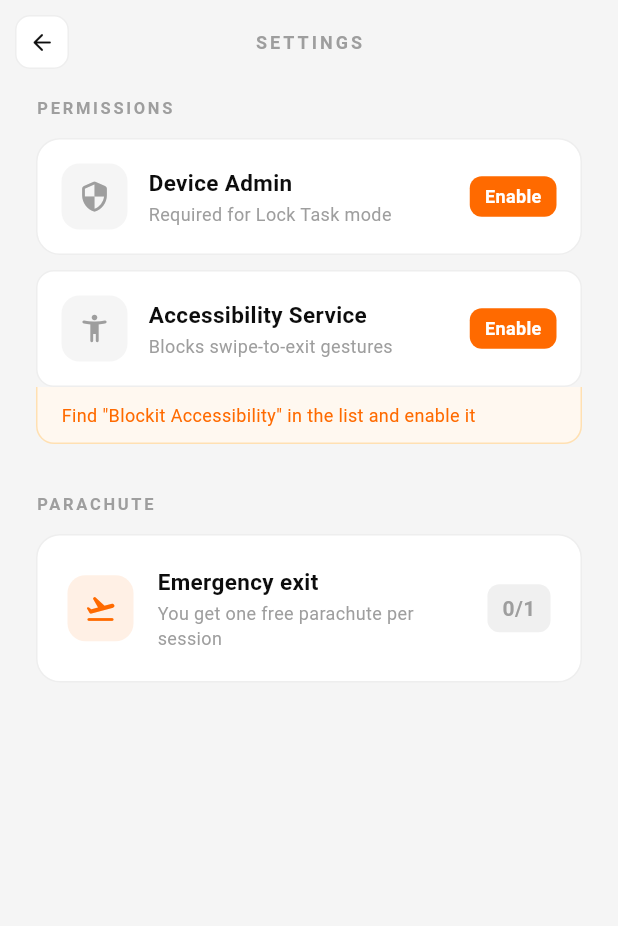
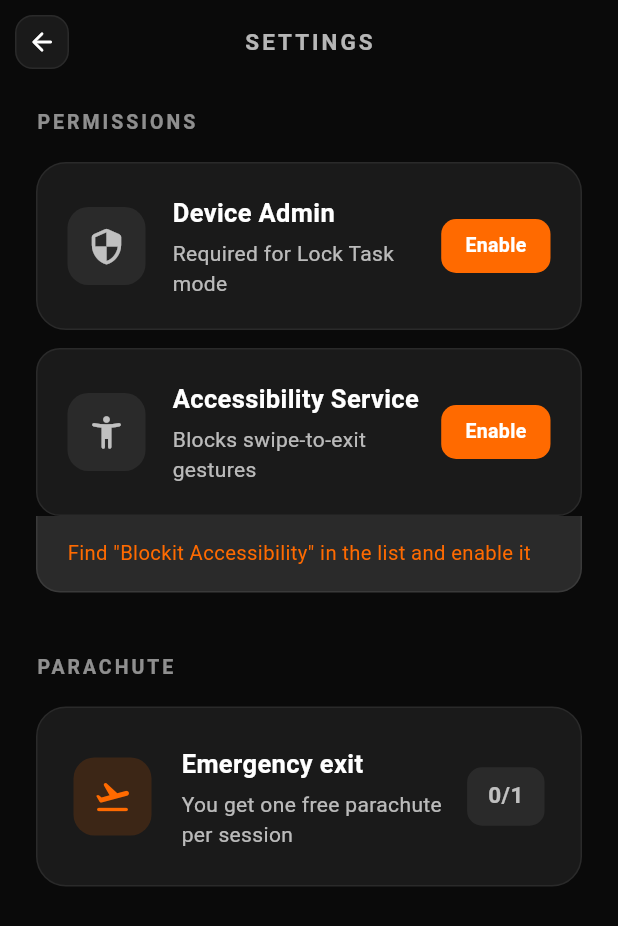
Before and after one commit to Guru-raghav3245/blockit_clone, a Flutter app: the SettingsScreen screen opened directly, on a phone screen of 412 x 824 dp. Shown: the top 926 px of the screen. Run offline on Flutter 3.47's test engine with Material 3 defaults, Android fonts, the phone set to English and light mode, and no system bars; our stand-ins replace shared_preferences, vibration; accounts and stored records are empty.

Commit message:
feat: implement dark theme and enhance UI consistency
- Switched app theme from light to dark mode with updated color scheme
- Enhanced UI consistency across all screens with improved spacing, typography, and visual elements
-

```diff
--- a/lib/app.dart
+++ b/lib/app.dart
@@ -18,8 +18,8 @@ class BlockitApp extends StatelessWidget {
       child: MaterialApp(
         title: 'blockit',
         debugShowCheckedModeBanner: false,
-        theme: AppTheme.lightTheme,
-        home:  HomeScreen(),
+        theme: AppTheme.darkTheme,
+        home: const HomeScreen(),
       ),
     );
   }
--- a/lib/core/theme/app_theme.dart
+++ b/lib/core/theme/app_theme.dart
@@ -3,54 +3,59 @@ import 'package:flutter/services.dart';
 import '../constants/app_constants.dart';
 
 class AppTheme {
-  static ThemeData lightTheme = ThemeData(
+  static ThemeData darkTheme = ThemeData(
     useMaterial3: true,
+    brightness: Brightness.dark,
     colorScheme: ColorScheme.fromSeed(
       seedColor: AppConstants.primaryOrange,
-      brightness: Brightness.light,
+      brightness: Brightness.dark,
       primary: AppConstants.primaryOrange,
-      surface: Colors.white,
-      background: AppConstants.backgroundColor,
+      surface: const Color(0xFF121212),
+      background: const Color(0xFF0A0A0A),
+      onBackground: Colors.white,
     ),
-    scaffoldBackgroundColor: AppConstants.backgroundColor,
+    scaffoldBackgroundColor: const Color(0xFF0A0A0A),
     appBarTheme: const AppBarTheme(
-      backgroundColor: AppConstants.backgroundColor,
-      foregroundColor: AppConstants.textPrimary,
+      backgroundColor: Color(0xFF0A0A0A),
+      foregroundColor: Colors.white,
       elevation: 0,
       scrolledUnderElevation: 0,
-      centerTitle: false,
+      centerTitle: true,
       systemOverlayStyle: SystemUiOverlayStyle(
         statusBarColor: Colors.transparent,
-        statusBarIconBrightness: Brightness.dark,
+        statusBarIconBrightness: Brightness.light,
       ),
       titleTextStyle: TextStyle(
-        fontSize: 16,
+        fontSize: 15,
         fontWeight: FontWeight.w700,
-        color: AppConstants.textPrimary,
-        letterSpacing: 1.5,
+        letterSpacing: 2.0,
+        color: Colors.white70,
       ),
     ),
     textTheme: const TextTheme(
       headlineLarge: TextStyle(
-        fontSize: 32,
-        fontWeight: FontWeight.w800,
-        color: AppConstants.textPrimary,
-        letterSpacing: -0.5,
+        fontSize: 92,
+        fontWeight: FontWeight.w300,
+        letterSpacing: -6,
+        color: Colors.white,
+        height: 1.0,
       ),
       headlineMedium: TextStyle(
-        fontSize: 22,
-        fontWeight: FontWeight.w700,
-        color: AppConstants.textPrimary,
+        fontSize: 28,
+        fontWeight: FontWeight.w400,
+        color: Colors.white,
       ),
       titleLarge: TextStyle(
-        fontSize: 18,
+        fontSize: 20,
         fontWeight: FontWeight.w600,
-        color: AppConstants.textPrimary,
+        color: Colors.white,
       ),
-      bodyMedium: TextStyle(
-        fontSize: 14,
-        color: AppConstants.textSecondary,
-        height: 1.5,
+      bodyMedium: TextStyle(fontSize: 15, color: Colors.white70, height: 1.5),
+      labelMedium: TextStyle(
+        fontSize: 12,
+        fontWeight: FontWeight.w700,
+        letterSpacing: 1.5,
+        color: Colors.white54,
       ),
     ),
     elevatedButtonTheme: ElevatedButtonThemeData(
@@ -59,26 +64,24 @@ class AppTheme {
         foregroundColor: Colors.white,
         elevation: 0,
         shadowColor: Colors.transparent,
-        padding: const EdgeInsets.symmetric(horizontal: 32, vertical: 18),
-        shape: RoundedRectangleBorder(borderRadius: BorderRadius.circular(14)),
+        padding: const EdgeInsets.symmetric(vertical: 20),
+        shape: RoundedRectangleBorder(
+          borderRadius: BorderRadius.circular(999), // pill shape
+        ),
         textStyle: const TextStyle(
           fontSize: 14,
-          fontWeight: FontWeight.w700,
-          letterSpacing: 1.2,
+          fontWeight: FontWeight.w800,
+          letterSpacing: 2.0,
         ),
       ),
     ),
     cardTheme: CardThemeData(
-      color: Colors.white,
+      color: const Color(0xFF1A1A1A),
       elevation: 0,
       shape: RoundedRectangleBorder(
         borderRadius: BorderRadius.circular(16),
-        side: const BorderSide(color: Color(0xFFEEEEEE), width: 1),
+        side: const BorderSide(color: Color(0xFF2A2A2A), width: 1),
       ),
-    ),
-    dividerTheme: const DividerThemeData(
-      color: Color(0xFFF0F0F0),
-      thickness: 1,
     ),
   );
 }
--- a/lib/features/settings/settings_screen.dart
+++ b/lib/features/settings/settings_screen.dart
@@ -52,9 +52,9 @@ class _SettingsScreenState extends State<SettingsScreen>
     final stats = context.watch<StatsProvider>();
 
     return Scaffold(
-      backgroundColor: AppConstants.backgroundColor,
+      backgroundColor: const Color(0xFF0A0A0A),
       appBar: AppBar(
-        backgroundColor: AppConstants.backgroundColor,
+        backgroundColor: const Color(0xFF0A0A0A),
         elevation: 0,
         scrolledUnderElevation: 0,
         leading: GestureDetector(
@@ -62,31 +62,31 @@ class _SettingsScreenState extends State<SettingsScreen>
           child: Container(
             margin: const EdgeInsets.all(10),
             decoration: BoxDecoration(
-              color: Colors.white,
-              borderRadius: BorderRadius.circular(10),
-              border: Border.all(color: AppConstants.borderColor),
+              color: const Color(0xFF1A1A1A),
+              borderRadius: BorderRadius.circular(12),
+              border: Border.all(color: const Color(0xFF2A2A2A)),
             ),
             child: const Icon(Icons.arrow_back_rounded,
-                size: 18, color: AppConstants.textPrimary),
+                size: 20, color: Colors.white),
           ),
         ),
         title: const Text(
           'SETTINGS',
           style: TextStyle(
-            fontSize: 12,
+            fontSize: 15,
             fontWeight: FontWeight.w700,
-            color: AppConstants.textSecondary,
+            color: Colors.white70,
             letterSpacing: 2.0,
           ),
         ),
         centerTitle: true,
       ),
       body: ListView(
-        padding: const EdgeInsets.fromLTRB(24, 8, 24, 40),
+        padding: const EdgeInsets.fromLTRB(24, 16, 24, 40),
         children: [
           // ── Section: Permissions ────────────────────────────────────
           _SectionLabel(label: 'PERMISSIONS'),
-          const SizedBox(height: 12),
+          const SizedBox(height: 16),
 
           _PermissionTile(
             icon: Icons.security_rounded,
@@ -101,7 +101,7 @@ class _SettingsScreenState extends State<SettingsScreen>
                   },
           ),
 
-          const SizedBox(height: 10),
+          const SizedBox(height: 12),
 
           _PermissionTile(
             icon: Icons.accessibility_new_rounded,
@@ -118,32 +118,32 @@ class _SettingsScreenState extends State<SettingsScreen>
                 : 'Find "Blockit Accessibility" in the list and enable it',
           ),
 
-          const SizedBox(height: 32),
+          const SizedBox(height: 40),
 
           // ── Section: Parachute ──────────────────────────────────────
           _SectionLabel(label: 'PARACHUTE'),
-          const SizedBox(height: 12),
+          const SizedBox(height: 16),
 
           Container(
-            padding: const EdgeInsets.all(20),
+            padding: const EdgeInsets.all(24),
             decoration: BoxDecoration(
-              color: Colors.white,
-              borderRadius: BorderRadius.circular(16),
-              border: Border.all(color: AppConstants.borderColor),
+              color: const Color(0xFF1A1A1A),
+              borderRadius: BorderRadius.circular(20),
+              border: Border.all(color: const Color(0xFF2A2A2A)),
             ),
             child: Row(
               children: [
                 Container(
-                  width: 44,
-                  height: 44,
+                  width: 52,
+                  height: 52,
                   decoration: BoxDecoration(
-                    color: AppConstants.primaryOrange.withOpacity(0.1),
-                    borderRadius: BorderRadius.circular(12),
+                    color: AppConstants.primaryOrange.withOpacity(0.15),
+                    borderRadius: BorderRadius.circular(14),
                   ),
                   child: const Icon(Icons.flight_takeoff_rounded,
-                      color: AppConstants.primaryOrange, size: 22),
+                      color: AppConstants.primaryOrange, size: 26),
                 ),
-                const SizedBox(width: 16),
+                const SizedBox(width: 20),
                 Expanded(
                   child: Column(
                     crossAxisAlignment: CrossAxisAlignment.start,
@@ -151,17 +151,18 @@ class _SettingsScreenState extends State<SettingsScreen>
                       const Text(
                         'Emergency exit',
                         style: TextStyle(
-                          fontSize: 15,
+                          fontSize: 17,
                           fontWeight: FontWeight.w600,
-                          color: AppConstants.textPrimary,
+                          color: Colors.white,
                         ),
                       ),
-                      const SizedBox(height: 2),
+                      const SizedBox(height: 4),
                       Text(
                         'You get one free parachute per session',
                         style: TextStyle(
-                          fontSize: 12,
-                          color: AppConstants.textSecondary,
+                          fontSize: 14,
+                          color: Colors.white70,
+                          height: 1.4,
                         ),
                       ),
                     ],
@@ -170,22 +171,22 @@ class _SettingsScreenState extends State<SettingsScreen>
                 const SizedBox(width: 12),
                 // Usage badge
                 Container(
-                  padding:
-                      const EdgeInsets.symmetric(horizontal: 10, vertical: 6),
+                  padding: const EdgeInsets.symmetric(
+                      horizontal: 14, vertical: 8),
                   decoration: BoxDecoration(
                     color: stats.parachutesUsed >= 1
-                        ? AppConstants.primaryOrange.withOpacity(0.1)
-                        : const Color(0xFFF0F0F0),
-                    borderRadius: BorderRadius.circular(8),
+                        ? AppConstants.primaryOrange.withOpacity(0.15)
+                        : const Color(0xFF2A2A2A),
+                    borderRadius: BorderRadius.circular(10),
                   ),
                   child: Text(
                     '${stats.parachutesUsed}/1',
                     style: TextStyle(
-                      fontSize: 14,
+                      fontSize: 15,
                       fontWeight: FontWeight.w700,
                       color: stats.parachutesUsed >= 1
                           ? AppConstants.primaryOrange
-                          : AppConstants.textSecondary,
+                          : Colors.white70,
                     ),
                   ),
                 ),
@@ -194,19 +195,20 @@ class _SettingsScreenState extends State<SettingsScreen>
           ),
 
           if (stats.parachutesUsed >= 1) ...[
-            const SizedBox(height: 8),
+            const SizedBox(height: 12),
             Padding(
               padding: const EdgeInsets.symmetric(horizontal: 4),
               child: Row(
                 children: [
                   const Icon(Icons.info_outline_rounded,
-                      size: 13, color: AppConstants.primaryOrange),
-                  const SizedBox(width: 6),
-                  Text(
+                      size: 16, color: AppConstants.primaryOrange),
+                  const SizedBox(width: 8),
+                  const Text(
                     'Free parachute has been used.',
                     style: TextStyle(
-                      fontSize: 12,
+                      fontSize: 14,
                       color: AppConstants.primaryOrange,
+                      fontWeight: FontWeight.w500,
                     ),
                   ),
                 ],
@@ -220,9 +222,9 @@ class _SettingsScreenState extends State<SettingsScreen>
 }
 
 // ── Section Label ─────────────────────────────────────────────────────────────
-
 class _SectionLabel extends StatelessWidget {
   final String label;
+
   const _SectionLabel({required this.label});
 
   @override
@@ -230,17 +232,16 @@ class _SectionLabel extends StatelessWidget {
     return Text(
       label,
       style: const TextStyle(
-        fontSize: 11,
+        fontSize: 13,
         fontWeight: FontWeight.w700,
-        color: AppConstants.textSecondary,
-        letterSpacing: 1.8,
+        color: Colors.white54,
+        letterSpacing: 2.0,
       ),
     );
   }
 }
 
 // ── Permission Tile ───────────────────────────────────────────────────────────
-
 class _PermissionTile extends StatelessWidget {
   final IconData icon;
   final String title;
@@ -266,37 +267,37 @@ class _PermissionTile extends StatelessWidget {
         GestureDetector(
           onTap: onTap,
           child: Container(
-            padding: const EdgeInsets.all(16),
+            padding: const EdgeInsets.all(20),
             decoration: BoxDecoration(
-              color: Colors.white,
-              borderRadius:
-                  BorderRadius.circular(hint != null && !isActive ? 12 : 16),
+              color: const Color(0xFF1A1A1A),
+              borderRadius: BorderRadius.circular(
+                  hint != null && !isActive ? 16 : 20),
               border: Border.all(
                 color: isActive
-                    ? const Color(0xFFE8F5E9)
-                    : AppConstants.borderColor,
+                    ? const Color(0xFF2E7D32).withOpacity(0.3)
+                    : const Color(0xFF2A2A2A),
               ),
             ),
             child: Row(
               children: [
                 Container(
-                  width: 44,
-                  height: 44,
+                  width: 52,
+                  height: 52,
                   decoration: BoxDecoration(
                     color: isActive
-                        ? const Color(0xFFE8F5E9)
-                        : const Color(0xFFF5F5F5),
-                    borderRadius: BorderRadius.circular(12),
+                        ? const Color(0xFF2E7D32).withOpacity(0.15)
+                        : const Color(0xFF2A2A2A),
+                    borderRadius: BorderRadius.circular(14),
                   ),
                   child: Icon(
                     icon,
-                    size: 22,
+                    size: 26,
                     color: isActive
-                        ? AppConstants.successGreen
-                        : AppConstants.textSecondary,
+                        ? const Color(0xFF4CAF50)
+                        : Colors.white70,
                   ),
                 ),
-                const SizedBox(width: 14),
+                const SizedBox(width: 18),
                 Expanded(
                   child: Column(
                     crossAxisAlignment: CrossAxisAlignment.start,
@@ -304,53 +305,54 @@ class _PermissionTile extends StatelessWidget {
                       Text(
                         title,
                         style: const TextStyle(
-                          fontSize: 15,
+                          fontSize: 17,
                           fontWeight: FontWeight.w600,
-                          color: AppConstants.textPrimary,
+                          color: Colors.white,
                         ),
                       ),
-                      const SizedBox(height: 2),
+                      const SizedBox(height: 4),
                       Text(
                         subtitle,
                         style: const TextStyle(
-                          fontSize: 12,
-                          color: AppConstants.textSecondary,
+                          fontSize: 14,
+                          color: Colors.white70,
+                          height: 1.4,
                         ),
                       ),
                     ],
                   ),
                 ),
-                const SizedBox(width: 8),
+                const SizedBox(width: 12),
                 if (isActive)
                   Container(
                     padding: const EdgeInsets.symmetric(
-                        horizontal: 10, vertical: 5),
+                        horizontal: 14, vertical: 6),
                     decoration: BoxDecoration(
-                      color: const Color(0xFFE8F5E9),
-                      borderRadius: BorderRadius.circular(8),
+                      color: const Color(0xFF2E7D32).withOpacity(0.2),
+                      borderRadius: BorderRadius.circular(10),
                     ),
                     child: const Text(
                       'Active',
                       style: TextStyle(
-                        fontSize: 12,
-                        fontWeight: FontWeight.w600,
-                        color: AppConstants.successGreen,
+                        fontSize: 13,
+                        fontWeight: FontWeight.w700,
+                        color: Color(0xFF4CAF50),
                       ),
                     ),
                   )
                 else
                   Container(
                     padding: const EdgeInsets.symmetric(
-                        horizontal: 10, vertical: 5),
+                        horizontal: 16, vertical: 8),
                     decoration: BoxDecoration(
                       color: AppConstants.primaryOrange,
-                      borderRadius: BorderRadius.circular(8),
+                      borderRadius: BorderRadius.circular(10),
                     ),
                     child: const Text(
                       'Enable',
                       style: TextStyle(
-                        fontSize: 12,
-                        fontWeight: FontWeight.w600,
+                        fontSize: 13,
+                        fontWeight: FontWeight.w700,
                         color: Colors.white,
                       ),
                     ),
@@ -362,26 +364,25 @@ class _PermissionTile extends StatelessWidget {
         if (hint != null && !isActive)
           Container(
             width: double.infinity,
-            padding:
-                const EdgeInsets.symmetric(horizontal: 16, vertical: 10),
+            padding: const EdgeInsets.fromLTRB(20, 14, 20, 16),
             decoration: const BoxDecoration(
-              color: Color(0xFFFFF8F0),
+              color: Color(0xFF2A2A2A),
               borderRadius: BorderRadius.only(
-                bottomLeft: Radius.circular(12),
-                bottomRight: Radius.circular(12),
+                bottomLeft: Radius.circular(16),
+                bottomRight: Radius.circular(16),
               ),
               border: Border(
-                left: BorderSide(color: Color(0xFFFFE0B2)),
-                right: BorderSide(color: Color(0xFFFFE0B2)),
-                bottom: BorderSide(color: Color(0xFFFFE0B2)),
+                left: BorderSide(color: Color(0xFF3A3A3A)),
+                right: BorderSide(color: Color(0xFF3A3A3A)),
+                bottom: BorderSide(color: Color(0xFF3A3A3A)),
               ),
             ),
             child: Text(
               hint!,
-              style: const TextStyle(
-                fontSize: 12,
+              style: TextStyle(
+                fontSize: 13.5,
                 color: AppConstants.primaryOrange,
-                height: 1.4,
+                height: 1.5,
               ),
             ),
           ),
```
Also changed, not shown: lib/features/active_session/active_session_screen.dart (+42 -71 lines), lib/features/home/home_screen.dart (+68 -98 lines), lib/main.dart (+2 -62 lines).
